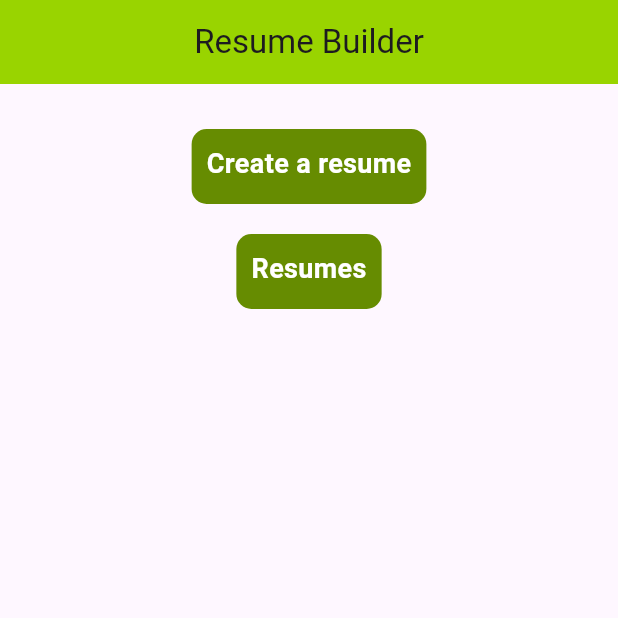
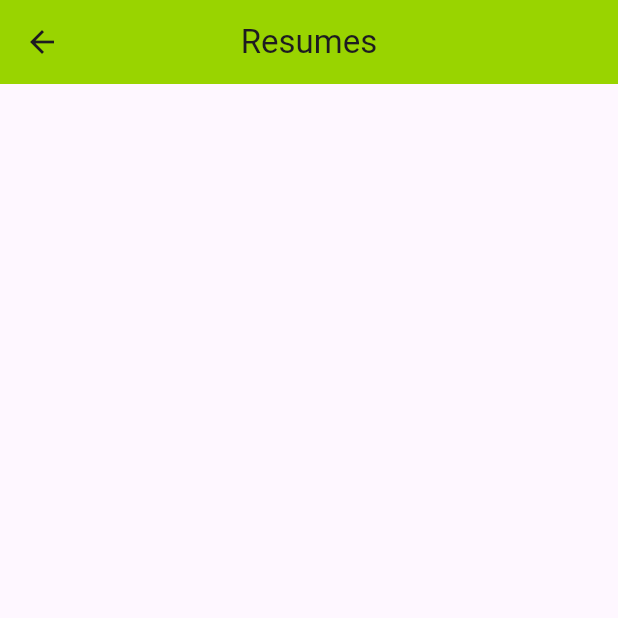
Before and after one commit to AmeerulFayis/resumebuilder, a Flutter app: the screen it shows after launch, after a tap on "Resumes", on a phone screen of 412 x 824 dp, the top half of it. Run offline on Flutter 3.47's test engine with Material 3 defaults, Android fonts, the phone set to English and light mode, and no system bars; our stand-ins replace hive_flutter; accounts and stored records are empty.

Commit message:
dependecies added data model added db functions added resume page added

```diff
--- a/lib/main.dart
+++ b/lib/main.dart
@@ -1,7 +1,8 @@
 import 'package:flutter/material.dart';
+import 'package:hive_flutter/adapters.dart';
 import 'package:resumebuilder/ui/screens/home_page/home_page.dart';
 
-void main() {
+void main() async{
   runApp(const MyApp());
 }
 
--- /dev/null
+++ b/lib/model/data_model.dart
@@ -0,0 +1,16 @@
+class ResumeModel{
+  final String name;
+  final String jobRole;
+  final String email;
+  final String phoneNumber;
+  final String linkedin;
+  final String summary;
+  ResumeModel(
+      {
+        required this.name,
+        required this.jobRole,
+        required this.email,
+        required  this.phoneNumber,
+        required this.linkedin,
+        required this.summary});
+}
--- a/lib/ui/screens/home_page/home_page.dart
+++ b/lib/ui/screens/home_page/home_page.dart
@@ -1,5 +1,6 @@
 import 'package:flutter/material.dart';
 import 'package:resumebuilder/ui/screens/resume_form_page/resume_form_page.dart';
+import 'package:resumebuilder/ui/screens/resumes_page/resumes_page.dart';
 import 'package:resumebuilder/util/app_constants.dart';
 
 import '../../../util/app_color.dart';
@@ -39,7 +40,10 @@ class HomePage extends StatelessWidget {
               dividerH20(),
               //view Resumes Button
               InkWell(
-                onTap: (){},
+                onTap: (){
+                  Navigator.push(context, MaterialPageRoute(builder: (context)=>Resumes()));
+
+                },
                 child: Container(
                   height: 50,
                   padding: commonPaddingAll10,
--- /dev/null
+++ b/lib/ui/screens/resumes_page/resumes_page.dart
@@ -0,0 +1,60 @@
+import 'package:flutter/material.dart';
+import 'package:flutter/widgets.dart';
+import 'package:resumebuilder/functions/db_functions.dart';
+import 'package:resumebuilder/util/app_color.dart';
+import 'package:resumebuilder/util/app_constants.dart';
+
+import '../../../model/data_model.dart';
+
+class Resumes extends StatelessWidget {
+  const Resumes({Key? key}) : super(key: key);
+
+  @override
+  Widget build(BuildContext context) {
+    return  Scaffold(
+      appBar: AppBar(
+        backgroundColor: AppColor.kGreen,
+        centerTitle: true,
+        title: Text("Resumes"),
+      ),
+      body: Column(
+        children: [
+          ValueListenableBuilder(
+            valueListenable: resumeListNotifier,
+            builder: (BuildContext ctx, List<ResumeModel> resumeList, Widget? child) {
+return ListView.builder(
+  itemCount:resumeList.length,
+  shrinkWrap: true,
+
+  itemBuilder: (BuildContext context, int index) {
+    final data=resumeList[index];
+    return Container(
+      margin: commonPaddingAll10,
+      padding: commonPaddingAll10,
+      decoration: BoxDecoration(
+          color: Colors.blue.shade200,
+          borderRadius: BorderRadius.circular(12)
+      ),
+      child: Column(
+        children: [
+          Text(data.name),
+          Text(data.jobRole),
+          Text(data.email),
+          Text(data.phoneNumber),
+          Text(data.linkedin),
+          Text(data.summary),
+
+        ],
+      ),
+
+    );
+  },);
+            },
+
+          )
+
+        ],
+      ),
+    );
+  }
+}
--- a/pubspec.yaml
+++ b/pubspec.yaml
@@ -35,6 +35,8 @@ dependencies:
   # The following adds the Cupertino Icons font to your application.
   # Use with the CupertinoIcons class for iOS style icons.
   cupertino_icons: ^1.0.6
+  hive:
+  hive_flutter:
 
 dev_dependencies:
   flutter_test:
@@ -46,6 +48,8 @@ dev_dependencies:
   # package. See that file for information about deactivating specific lint
   # rules and activating additional ones.
   flutter_lints: ^3.0.0
+  hive_generator:
+  build_runner:
 
 # For information on the generic Dart part of this file, see the
 # following page: https://dart.dev/tools/pub/pubspec
```
Also changed, not shown: lib/functions/db_functions.dart (added, +13 -0 lines), lib/ui/screens/resume_form_page/resume_form_page.dart (+35 -1 lines), pubspec.lock, 1 other file.
